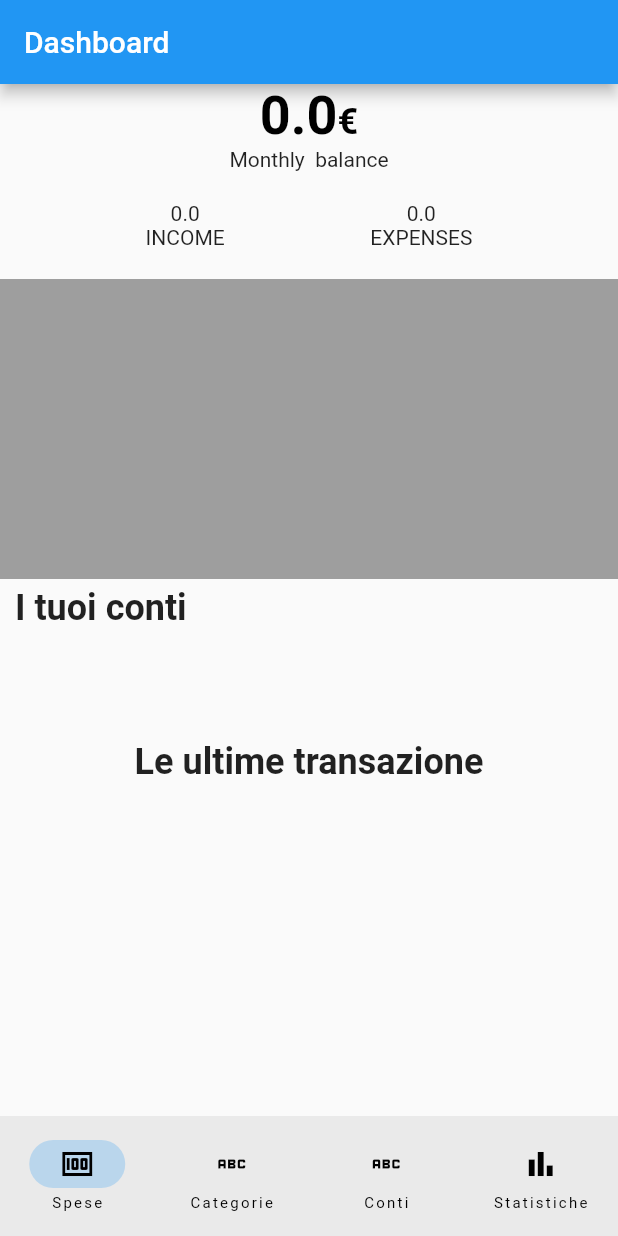
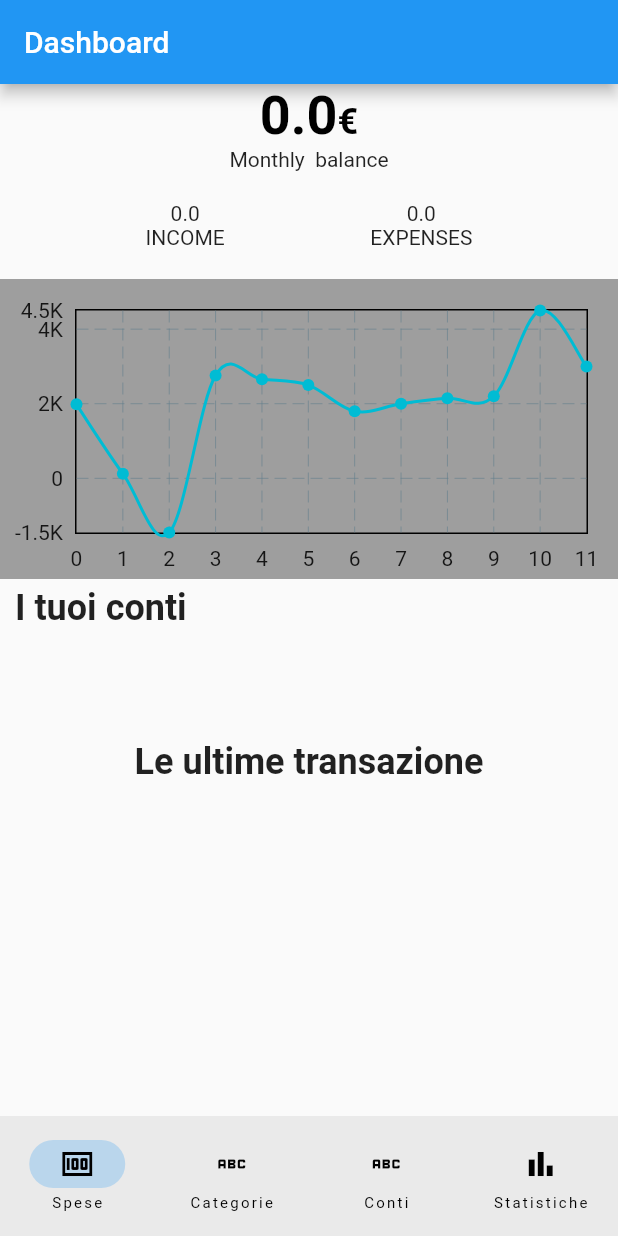
Before and after one commit to ernestodecrecchio/Moneye-Money-Manager, a Flutter app: the screen it shows after launch, on a phone screen of 412 x 824 dp. Run offline on Flutter 3.47's test engine with Material 2 defaults, Android fonts, the phone set to English and light mode, and no system bars; drawn by our look-alikes of fl_chart; our stand-ins replace flutter_colorpicker, font_awesome_flutter, sqflite; accounts and stored records are empty.

Commit message:
Added linechart in dashboard

```diff
--- a/expense_tracker/lib/Graphs/monthly_balance_graph.dart
+++ b/expense_tracker/lib/Graphs/monthly_balance_graph.dart
@@ -1,3 +1,6 @@
+import 'dart:convert';
+
+import 'package:fl_chart/fl_chart.dart';
 import 'package:flutter/material.dart';
 
 class MonthlyBalanceGraph extends StatelessWidget {
@@ -5,9 +8,130 @@ class MonthlyBalanceGraph extends StatelessWidget {
 
   @override
   Widget build(BuildContext context) {
-    return Container(
-      height: 200,
-      color: Colors.grey,
+    return FutureBuilder(
+      future: _getChartData(),
+      builder: (context, snapshot) {
+        if (snapshot.connectionState == ConnectionState.waiting) {
+          return const CircularProgressIndicator();
+        } else {
+          final result = snapshot.data as List<Map<String, dynamic>>;
+
+          var minValue = 0.0;
+          var maxValue = 0.0;
+
+          for (var monthlyBalance in result) {
+            if (monthlyBalance['balance'] < minValue) {
+              minValue = monthlyBalance['balance'];
+            }
+
+            if (monthlyBalance['balance'] > maxValue) {
+              maxValue = monthlyBalance['balance'];
+            }
+          }
+
+          return Container(
+            height: 200,
+            padding: const EdgeInsets.only(
+              top: 20,
+              right: 20,
+            ),
+            color: Colors.grey,
+            child: LineChart(
+              LineChartData(
+                minX: 0,
+                maxX: 11,
+                minY: minValue,
+                maxY: maxValue,
+                titlesData: FlTitlesData(
+                  rightTitles: AxisTitles(
+                    sideTitles: SideTitles(
+                      showTitles: false,
+                    ),
+                  ),
+                  topTitles: AxisTitles(
+                    sideTitles: SideTitles(
+                      showTitles: false,
+                    ),
+                  ),
+                  leftTitles: AxisTitles(
+                    sideTitles: SideTitles(
+                      showTitles: true,
+                      reservedSize: 50,
+                    ),
+                  ),
+                  bottomTitles: AxisTitles(
+                    sideTitles: SideTitles(
+                      showTitles: true,
+                      reservedSize: 30,
+                    ),
+                  ),
+                ),
+                lineBarsData: [
+                  LineChartBarData(spots: [
+                    ...result.map((monthlyBalance) {
+                      return FlSpot(
+                          monthlyBalance['month'], monthlyBalance['balance']);
+                    }),
+                  ], isCurved: true)
+                ],
+              ),
+            ),
+          );
+        }
+      },
     );
   }
+
+  Future _getChartData() async {
+    return [
+      {
+        'month': 0.0,
+        'balance': 1984.0,
+      },
+      {
+        'month': 1.0,
+        'balance': 123.0,
+      },
+      {
+        'month': 2.0,
+        'balance': -1453.0,
+      },
+      {
+        'month': 3.0,
+        'balance': 2760.0,
+      },
+      {
+        'month': 4.0,
+        'balance': 2654.0,
+      },
+      {
+        'month': 5.0,
+        'balance': 2500.0,
+      },
+      {
+        'month': 6.0,
+        'balance': 1800.0,
+      },
+      {
+        'month': 7.0,
+        'balance': 2000.0,
+      },
+      {
+        'month': 8.0,
+        'balance': 2145.0,
+      },
+      {
+        'month': 9.0,
+        'balance': 2200.0,
+      },
+      {
+        'month': 10.0,
+        'balance': 4500.0,
+      },
+      {
+        'month': 11.0,
+        'balance': 3000.0,
+      },
+    ];
+  }
 }
--- a/expense_tracker/lib/pages/home_page/home_page.dart
+++ b/expense_tracker/lib/pages/home_page/home_page.dart
@@ -232,8 +232,7 @@ class _HomePageState extends State<HomePage> {
                   ),
                 ),
                 ...list
-                    .map((transaction) => _buildTransactionCell(transaction))
-                    .toList(),
+                    .map((transaction) => _buildTransactionCell(transaction)),
               ],
             );
           }
```
